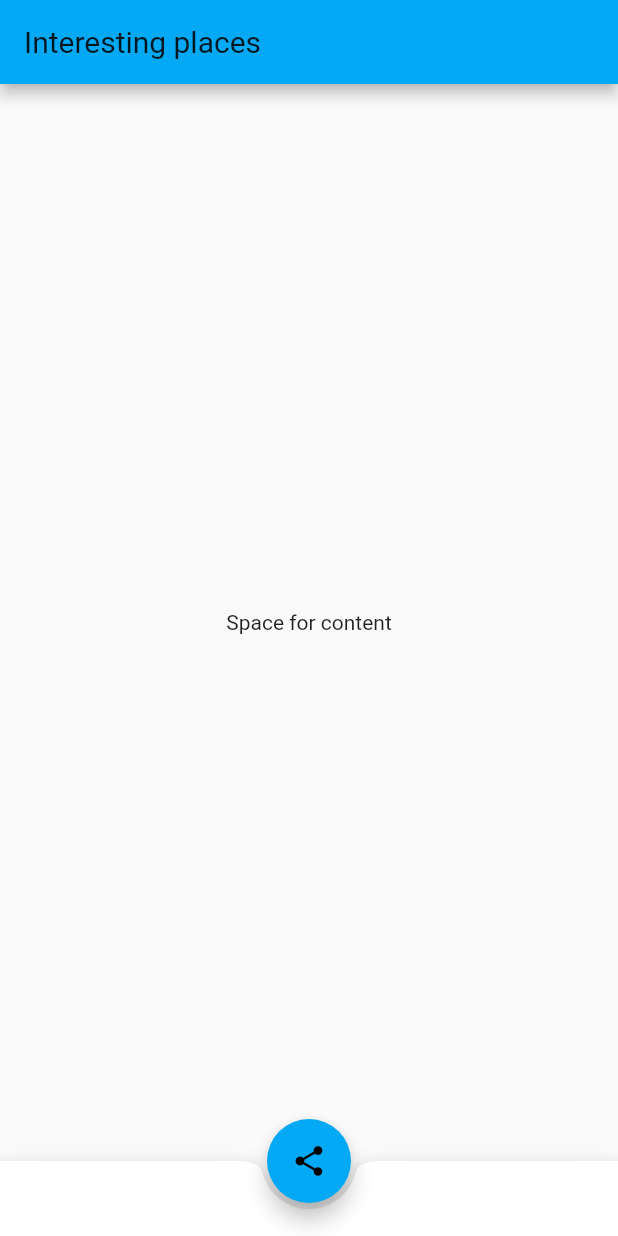
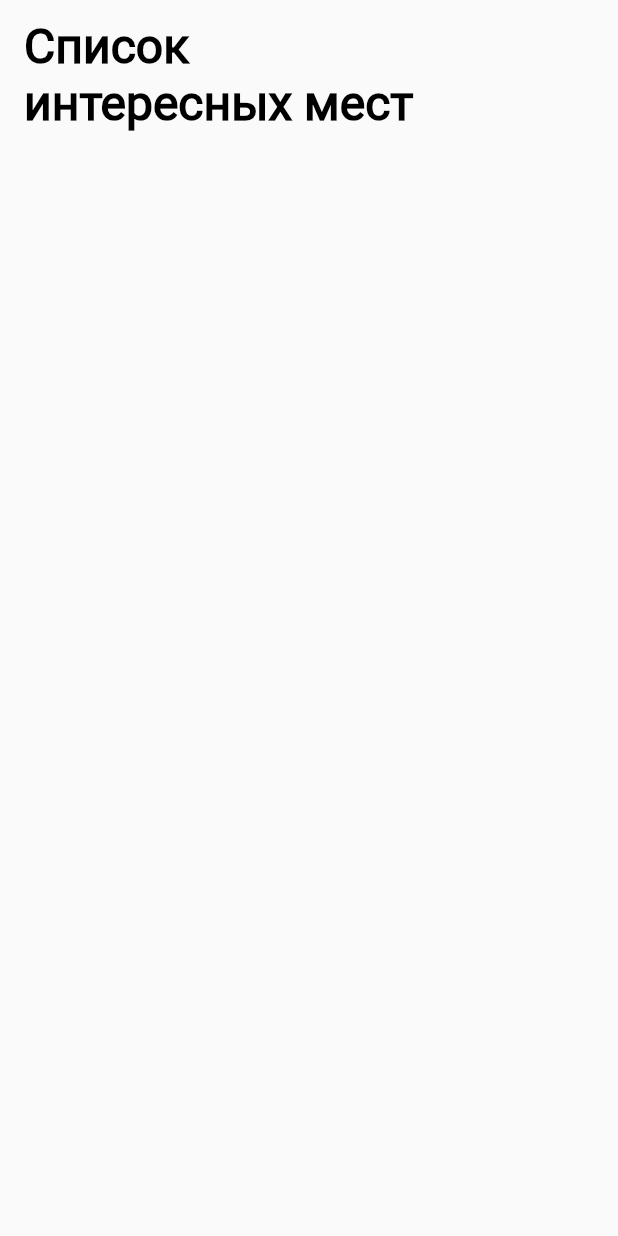
Before and after one commit to arthur-darguzhis/surf-flutter-course-darguzhis, a Flutter app: the screen it shows after launch, on a phone screen of 412 x 824 dp. Run offline on Flutter 3.47's test engine with Material 2 defaults, Android fonts, the phone set to English and light mode, and no system bars.

Commit message:
Practice with 'Text' and 'TextStyle' widgets

```diff
--- a/lib/main.dart
+++ b/lib/main.dart
@@ -11,9 +11,6 @@ class MyApp extends StatelessWidget {
   Widget build(BuildContext context) {
     return MaterialApp(
       title: 'Flutter Demo',
-      theme: ThemeData(
-        primarySwatch: Colors.lightBlue,
-      ),
       home: SightListScreen(),
     );
   }
--- a/lib/ui/screen/sight_list_screen.dart
+++ b/lib/ui/screen/sight_list_screen.dart
@@ -11,32 +11,20 @@ class _SightListScreenState extends State<SightListScreen> {
   Widget build(BuildContext context) {
     return Scaffold(
       appBar: AppBar(
-        title: Text('Interesting places'),
+        toolbarHeight: 100,
+        title: Text(
+          'Список\n'
+          'интересных мест',
+          textAlign: TextAlign.left,
+          style: TextStyle(
+              color: Colors.black,
+              fontSize: 32,
+              fontFamily: 'Roboto',
+              fontWeight: FontWeight.bold),
+        ),
+        backgroundColor: Theme.of(context).scaffoldBackgroundColor,
+        elevation: 0,
       ),
-      body: Center(
-        child: Column(
-          mainAxisAlignment: MainAxisAlignment.center,
-          children: <Widget>[
-            Text(
-              'Space for content',
-            ),
-          ],
-        ),
-      ),
-      bottomNavigationBar: BottomAppBar(
-        shape: const CircularNotchedRectangle(),
-        child: Container(
-          height: 50.0,
-        ),
-      ),
-      floatingActionButton: FloatingActionButton(
-        onPressed: () => setState(() {
-          print('Send link with places');
-        }),
-        tooltip: 'Share places with friends',
-        child: const Icon(Icons.share),
-      ),
-      floatingActionButtonLocation: FloatingActionButtonLocation.centerDocked,
     );
   }
 }
```
